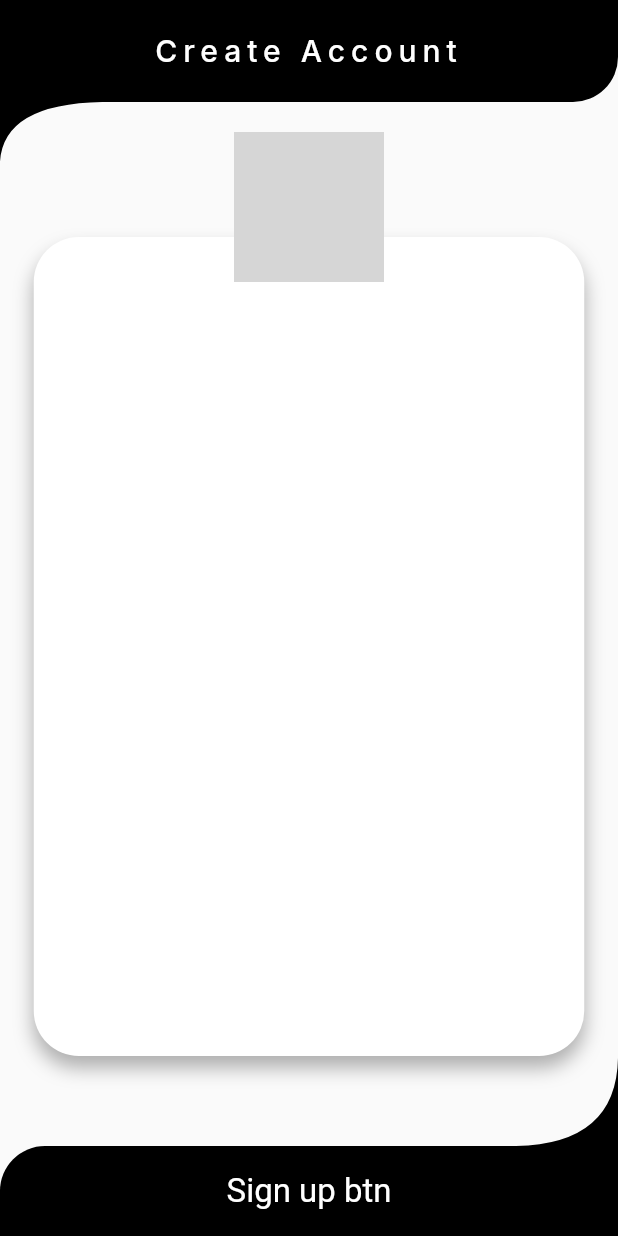
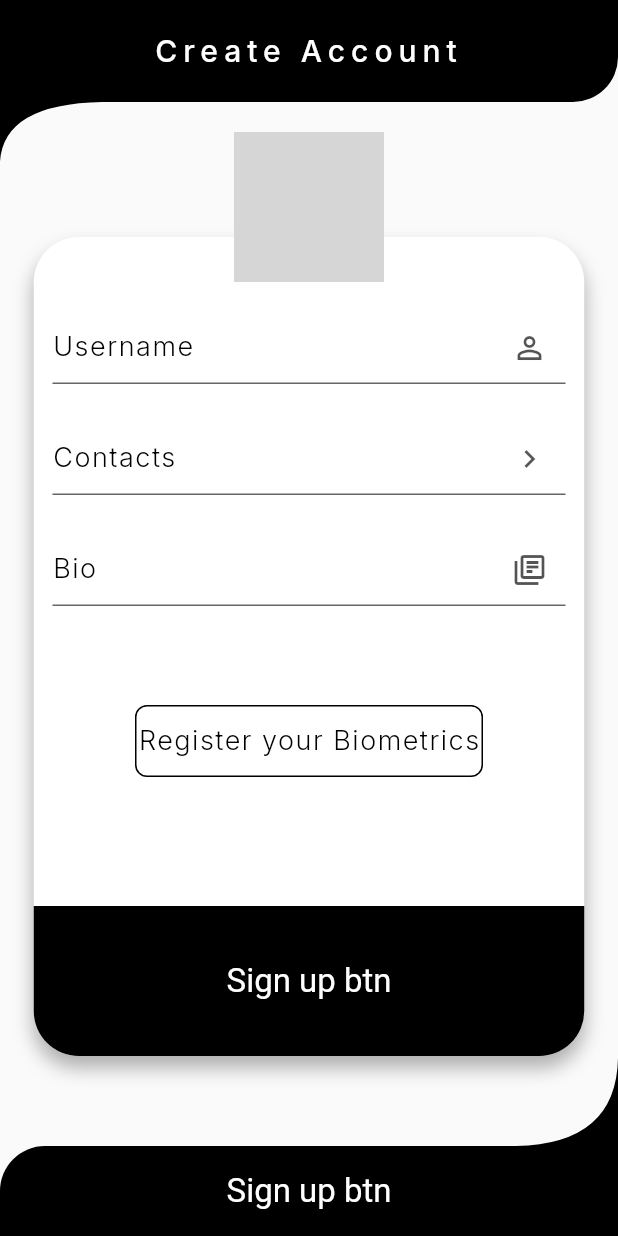
Before and after one commit to anorld-droid/foodie, a Flutter app: the SignUp screen opened by its route, on a phone screen of 412 x 824 dp. Run offline on Flutter 3.47's test engine with Material 2 defaults, Android fonts, the phone set to English and light mode, and no system bars; our stand-ins replace get, google_fonts; network calls fail; grey boxes are pictures that could not be loaded.

Commit message:
Designed Input fields for sign up process.

```diff
--- a/lib/controller/authentication/sign_up_controller.dart
+++ b/lib/controller/authentication/sign_up_controller.dart
@@ -1,7 +1,13 @@
+import 'package:flutter/material.dart';
 import 'package:get/get.dart';
 
 class SignUpController extends GetxController {
   final String title = 'Sign up Screen';
+  final TextEditingController _emailController = TextEditingController();
+  final TextEditingController _passwordController = TextEditingController();
+  final TextEditingController _bioController = TextEditingController();
+  final TextEditingController usernameController = TextEditingController();
   var count = 0.obs;
   increment() => count++;
+  username() => Get.snackbar("Your username is", usernameController.text);
 }
--- a/lib/views/viewscreens/authentication/sign_up.dart
+++ b/lib/views/viewscreens/authentication/sign_up.dart
@@ -3,8 +3,10 @@ import 'package:flutter/services.dart';
 import 'package:get/get.dart';
 import 'package:google_fonts/google_fonts.dart';
 import 'package:trice/controller/authentication/sign_up_controller.dart';
+import 'package:trice/controller/main_controller.dart';
 
 import 'widgets/curved_traingle.dart';
+import 'widgets/text_field_input.dart';
 
 class SignUp extends GetView<SignUpController> {
   const SignUp({Key? key}) : super(key: key);
@@ -74,7 +76,94 @@ class SignUp extends GetView<SignUpController> {
                           ),
                         ]),
                     child: Column(
-                      children: [],
+                      mainAxisAlignment: MainAxisAlignment.spaceBetween,
+                      children: [
+                        const SizedBox(
+                          height: 37,
+                        ),
+                        TextFieldInput(
+                          hintText: "Username",
+                          icon: Icons.person_outline,
+                          textInputType: TextInputType.emailAddress,
+                          textEditingController: controller.usernameController,
+                        ),
+                        const SizedBox(
+                          height: 0,
+                        ),
+                        TextFieldInput(
+                          hintText: "Contacts",
+                          icon: Icons.chevron_right_outlined,
+                          textInputType: TextInputType.emailAddress,
+                          textEditingController: controller.usernameController,
+                        ),
+                        const SizedBox(
+                          height: 0,
+                        ),
+                        TextFieldInput(
+                          hintText: "Bio",
+                          icon: Icons.library_books_outlined,
+                          textInputType: TextInputType.emailAddress,
+                          textEditingController: controller.usernameController,
+                        ),
+                        const SizedBox(
+                          height: 40,
+                        ),
+                        InkWell(
+                          onTap: controller.username,
+                          child: Container(
+                            width: Get.width - 180,
+                            alignment: Alignment.center,
+                            padding: const EdgeInsets.symmetric(vertical: 12),
+                            decoration: const BoxDecoration(
+                                borderRadius:
+                                    BorderRadius.all(Radius.circular(8)),
+                                border: Border(
+                                    top: BorderSide(
+                                      color: Colors.black,
+                                    ),
+                                    bottom: BorderSide(
+                                      color: Colors.black,
+                                    ),
+                                    right: BorderSide(
+                                      color: Colors.black,
+                                    ),
+                                    left: BorderSide(
+                                      color: Colors.black,
+                                    ))),
+                            child: Text(
+                              "Register your Biometrics",
+                              style: GoogleFonts.inter(
+                                  fontStyle: FontStyle.normal,
+                                  color: Colors.black,
+                                  fontSize: 18.0,
+                                  letterSpacing: 1.0,
+                                  fontWeight: FontWeight.w300),
+                            ),
+                          ),
+                        ),
+                        const SizedBox(
+                          height: 60,
+                        ),
+                        Container(
+                          height: 100.0,
+                          // width: Get.width,
+                          color: Colors.transparent,
+                          child: Container(
+                              decoration: const BoxDecoration(
+                                  color: Colors.black,
+                                  borderRadius: BorderRadius.only(
+                                      bottomLeft: Radius.circular(30),
+                                      bottomRight: Radius.circular(30))),
+                              child: const Center(
+                                child: Text(
+                                  "Sign up btn",
+                                  style: TextStyle(
+                                      color: Colors.white, fontSize: 22),
+                                  textAlign: TextAlign.center,
+                                ),
+                              )),
+                        ),
+                      ],
                     ),
                   )
                 ],
--- /dev/null
+++ b/lib/views/viewscreens/authentication/widgets/rounded_corner_btn.dart
@@ -0,0 +1,59 @@
+import 'package:flutter/material.dart';
+import 'package:get/get.dart';
+import 'package:google_fonts/google_fonts.dart';
+
+class IconBtn extends StatelessWidget {
+  final name;
+  final icon;
+  const IconBtn({Key? key, required this.name, required this.icon})
+      : super(key: key);
+
+  @override
+  Widget build(BuildContext context) {
+    return Row(
+      crossAxisAlignment: CrossAxisAlignment.start,
+      children: [
+        const SizedBox(
+          width: 10,
+        ),
+        Container(
+          width: Get.width - 220,
+          alignment: Alignment.center,
+          padding: const EdgeInsets.only(top: 8, bottom: 8, left: 8, right: 10),
+          decoration: const BoxDecoration(
+              borderRadius: BorderRadius.all(Radius.circular(30)),
+              border: Border(
+                  top: BorderSide(
+                    color: Colors.black,
+                  ),
+                  bottom: BorderSide(
+                    color: Colors.black,
+                  ),
+                  right: BorderSide(
+                    color: Colors.black,
+                  ),
+                  left: BorderSide(
+                    color: Colors.black,
+                  ))),
+          child: Row(
+            mainAxisAlignment: MainAxisAlignment.spaceAround,
+            children: [
+              Text(
+                name,
+                style: GoogleFonts.inter(
+                    fontStyle: FontStyle.normal,
+                    color: Colors.black,
+                    fontSize: 22.0,
+                    fontWeight: FontWeight.w600),
+              ),
+              Icon(
+                icon,
+                color: Colors.black,
+              ),
+            ],
+          ),
+        ),
+      ],
+    );
+  }
+}
--- /dev/null
+++ b/lib/views/viewscreens/authentication/widgets/text_field_input.dart
@@ -0,0 +1,60 @@
+import 'package:flutter/material.dart';
+import 'package:get/get.dart';
+import 'package:google_fonts/google_fonts.dart';
+
+class TextFieldInput extends StatelessWidget {
+  final TextEditingController textEditingController;
+  final bool isPass;
+  final TextInputType textInputType;
+  final String hintText;
+  final icon;
+  const TextFieldInput(
+      {Key? key,
+      required this.textEditingController,
+      this.isPass = false,
+      required this.textInputType,
+      required this.hintText,
+      this.icon})
+      : super(key: key);
+
+  @override
+  Widget build(BuildContext context) {
+    final inputBorder =
+        OutlineInputBorder(borderSide: Divider.createBorderSide(context));
+    return Container(
+      width: Get.width - 70,
+      child: TextField(
+        style: GoogleFonts.inter(
+            fontStyle: FontStyle.normal,
+            color: Colors.black,
+            fontSize: 18.0,
+            letterSpacing: 1.0,
+            fontWeight: FontWeight.w500),
+        showCursor: true,
+        cursorColor: Colors.black,
+        controller: textEditingController,
+        decoration: InputDecoration(
+          labelText: hintText,
+          labelStyle: GoogleFonts.inter(
+              fontStyle: FontStyle.normal,
+              color: Colors.black,
+              fontSize: 18.0,
+              letterSpacing: 1.0,
+              fontWeight: FontWeight.w300),
+          focusedBorder: const UnderlineInputBorder(
+              borderSide: BorderSide(width: .3, color: Colors.black)),
+          fillColor: Colors.white,
+          focusColor: Colors.black,
+          filled: true,
+          suffixIcon: Icon(
+            icon,
+            color: Colors.black.withOpacity(0.67),
+          ),
+          contentPadding: const EdgeInsets.only(top: 4, bottom: 4, right: 4),
+        ),
+        keyboardType: textInputType,
+        obscureText: isPass,
+      ),
+    );
+  }
+}
```
